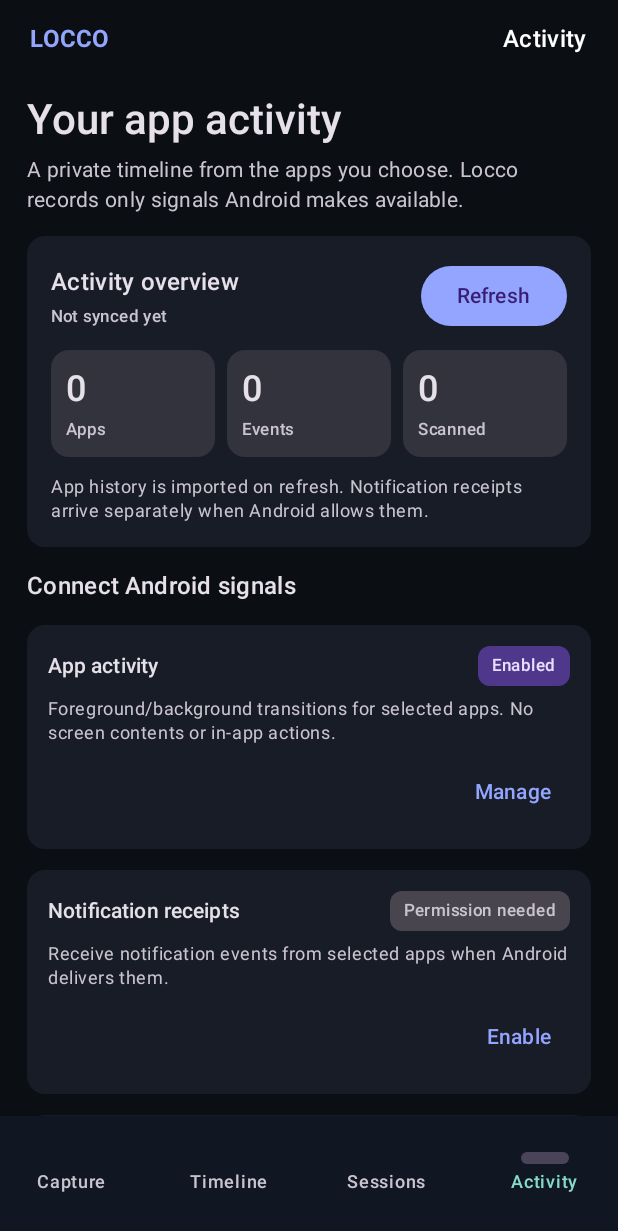
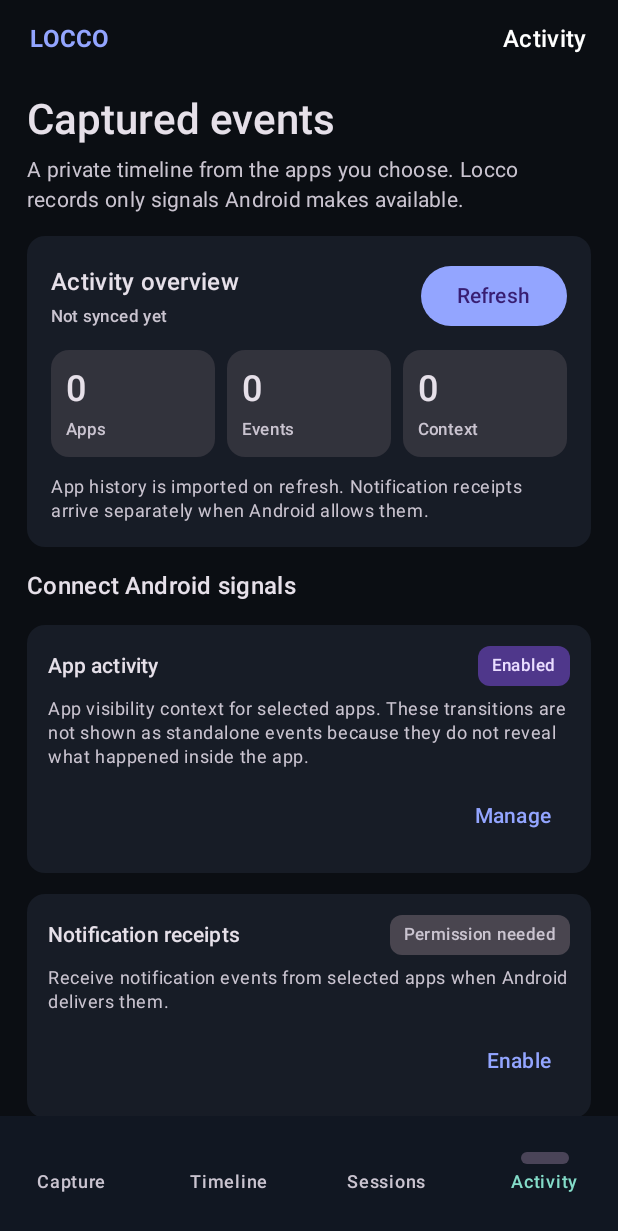
Before and after one commit to ysfclc/Locco, an Android app built with Jetpack Compose: the screen it shows after launch (MainActivity), item 4 of the bottom bar chosen, on a phone screen of 412 x 824 dp. Shown: the top 1231 px of the screen. Run offline under Robolectric (Android 15) with nearby library versions, the phone set to English and light mode, and no system bars; libraries missing offline, so code that uses them is left out: net.zetetic.database; 5 statements that could not run were skipped.

Commit message:
fix(observer): keep app lifecycle transitions out of meaningful event feed

```diff
--- a/android/app/src/main/java/com/locco/app/ObserverScreen.kt
+++ b/android/app/src/main/java/com/locco/app/ObserverScreen.kt
@@ -67,7 +67,9 @@ internal fun ObserverScreen() {
                     val db = LoccoDatabase.create(context.applicationContext)
                     try {
                         val count = if (usage) UsageStatsObserver.collect(context, allowlist, db) else 0
-                        val rows = (db.readObservations() + db.readUsageObservations())
+                        // UsageEvents remain contextual signals; app-open/left transitions are
+                        // deliberately not promoted to first-class user-facing events.
+                        val rows = db.readObservations()
                             .distinctBy { it.id }
                             .sortedWith(compareByDescending<AppObservation> { it.occurredAt }.thenBy { it.id })
                             .take(100)
@@ -101,7 +103,7 @@ internal fun ObserverScreen() {
         verticalArrangement = Arrangement.spacedBy(14.dp)
     ) {
         Column(verticalArrangement = Arrangement.spacedBy(5.dp)) {
-            Text("Your app activity", style = MaterialTheme.typography.headlineMedium, fontWeight = FontWeight.SemiBold)
+            Text("Captured events", style = MaterialTheme.typography.headlineMedium, fontWeight = FontWeight.SemiBold)
             Text(
                 "A private timeline from the apps you choose. Locco records only signals Android makes available.",
                 style = MaterialTheme.typography.bodyMedium,
@@ -126,7 +128,7 @@ internal fun ObserverScreen() {
                 Row(horizontalArrangement = Arrangement.spacedBy(8.dp)) {
                     Metric(selected.size.toString(), "Apps", Modifier.weight(1f))
                     Metric(events.size.toString(), "Events", Modifier.weight(1f))
-                    Metric(imported.toString(), "Scanned", Modifier.weight(1f))
+                    Metric(imported.toString(), "Context", Modifier.weight(1f))
                 }
                 Text(
                     "App history is imported on refresh. Notification receipts arrive separately when Android allows them.",
@@ -139,7 +141,7 @@ internal fun ObserverScreen() {
         Text("Connect Android signals", style = MaterialTheme.typography.titleMedium, fontWeight = FontWeight.SemiBold)
         PermissionCard(
             "App activity",
-            "Foreground/background transitions for selected apps. No screen contents or in-app actions.",
+            "App visibility context for selected apps. These transitions are not shown as standalone events because they do not reveal what happened inside the app.",
             usageAccess,
             if (usageAccess) "Enabled" else "Permission needed",
             if (usageAccess) "Manage" else "Enable"
@@ -244,7 +246,7 @@ internal fun ObserverScreen() {
                     Text(if (selected.isEmpty()) "Choose your first app" else "Your timeline is ready", fontWeight = FontWeight.SemiBold)
                     Text(
                         if (selected.isEmpty()) "Select an app and enable the Android signal you want to collect."
-                        else "Use a selected app, then refresh to import its recent activity. Notification receipts appear when that app posts a notification.",
+                        else "Use a selected app and wait for a notification, or share/capture content explicitly. App visibility transitions are retained as context, not displayed as standalone events.",
                         style = MaterialTheme.typography.bodySmall,
                         color = MaterialTheme.colorScheme.onSurfaceVariant
                     )
```
